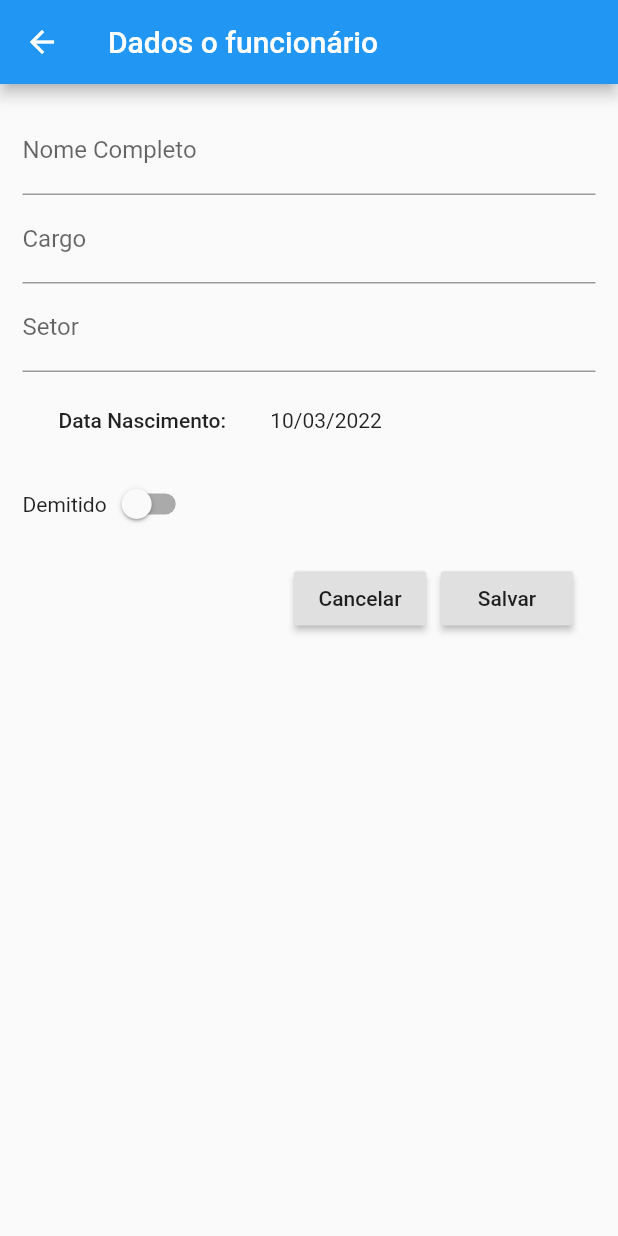
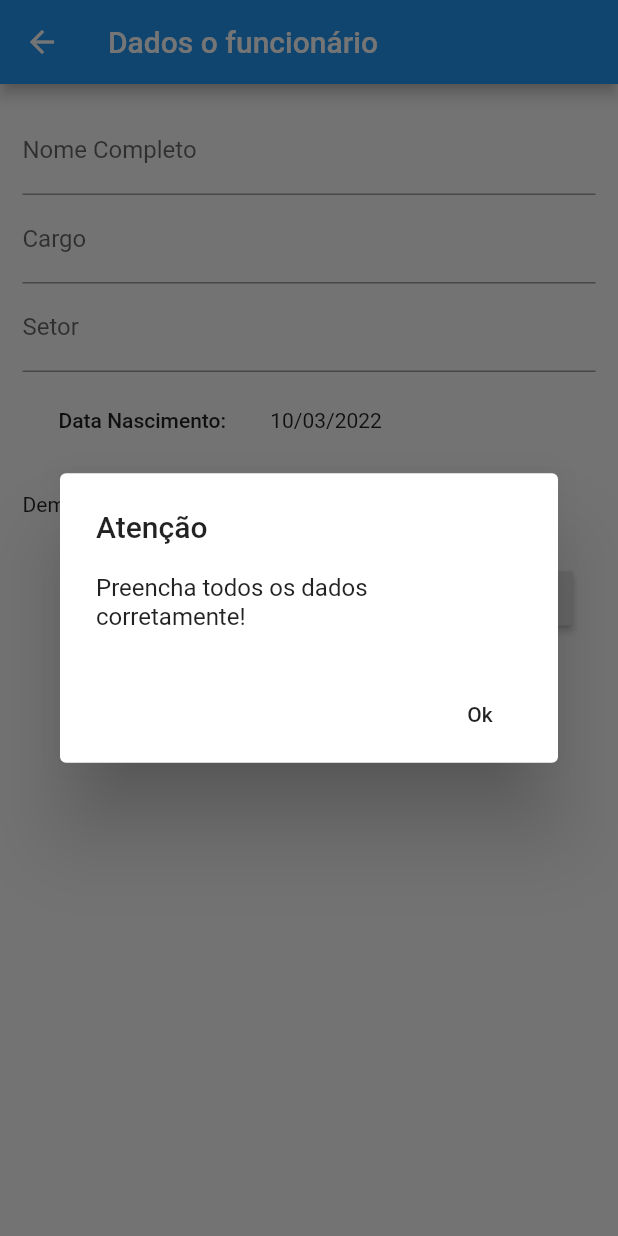
Before and after one commit to juniorsafera/BeabaProdutos-Teste-de-conhecimento-vaga-FLUTTER, a Flutter app: the FormFuncionario screen opened directly with empty values, after a tap on "Salvar", on a phone screen of 412 x 824 dp. Run offline on Flutter 3.47's test engine with Material 2 defaults, Android fonts, the phone set to English and light mode, and no system bars.

Commit message:
Update form_funcionario.dart

```diff
--- a/beaba_produtos_teste_conhecimento_flutter/lib/components/form_funcionario.dart
+++ b/beaba_produtos_teste_conhecimento_flutter/lib/components/form_funcionario.dart
@@ -150,6 +150,29 @@ class _FormFuncionarioState extends State<FormFuncionario> {
                       // ignore: deprecated_member_use
                       RaisedButton(
                         onPressed: () {
+                          // VALIDAR CAMPOS PARA NAO RECEBER DADOS NULOS
+                          if (cNome.text.isEmpty ||
+                              cCargo.text.isEmpty ||
+                              cSetor.text.isEmpty ||
+                              _dataSelecionada == null) {
+                            showDialog<void>(
+                              context: context,
+                              builder: (BuildContext context) => AlertDialog(
+                                title: const Text('Atenção'),
+                                content: const Text(
+                                    'Preencha todos os dados corretamente!'),
+                                actions: <Widget>[
+                                  // ignore: deprecated_member_use
+                                  FlatButton(
+                                    child: const Text('Ok'),
+                                    onPressed: () {
+                                      Navigator.pop(context);
+                                    },
+                                  ),
+                                ],
+                              ),
+                            );
+                          } else {
                             // SALVAR DADOS ALTERADOS DE FUNCIONÁRIO
                             providerFuncionarios.alterar(
                               ModelFuncionario(
@@ -161,12 +184,14 @@ class _FormFuncionarioState extends State<FormFuncionario> {
                                 dataContratacao:
                                     widget.funcionario.dataContratacao,
                                 demitido: _demitido!,
-                                dataDemissao: DateTime.now()),
+                                dataDemissao: dataHoje,
+                              ),
                             );
 
                             // LIMPAR E FECHAR TELA AO SALVAR
                             limpar();
                             Navigator.pop(context);
+                          }
                         },
                         child: const Text('Salvar'),
                       ),
```
Lines whose indentation alone changed are shown as unchanged.
